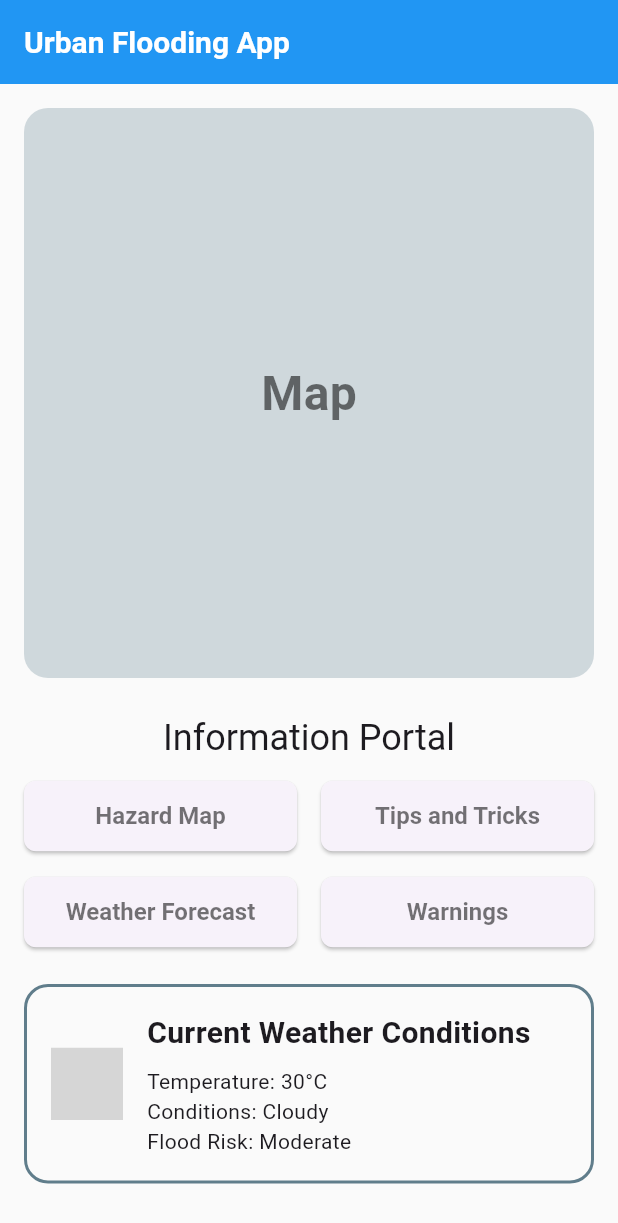
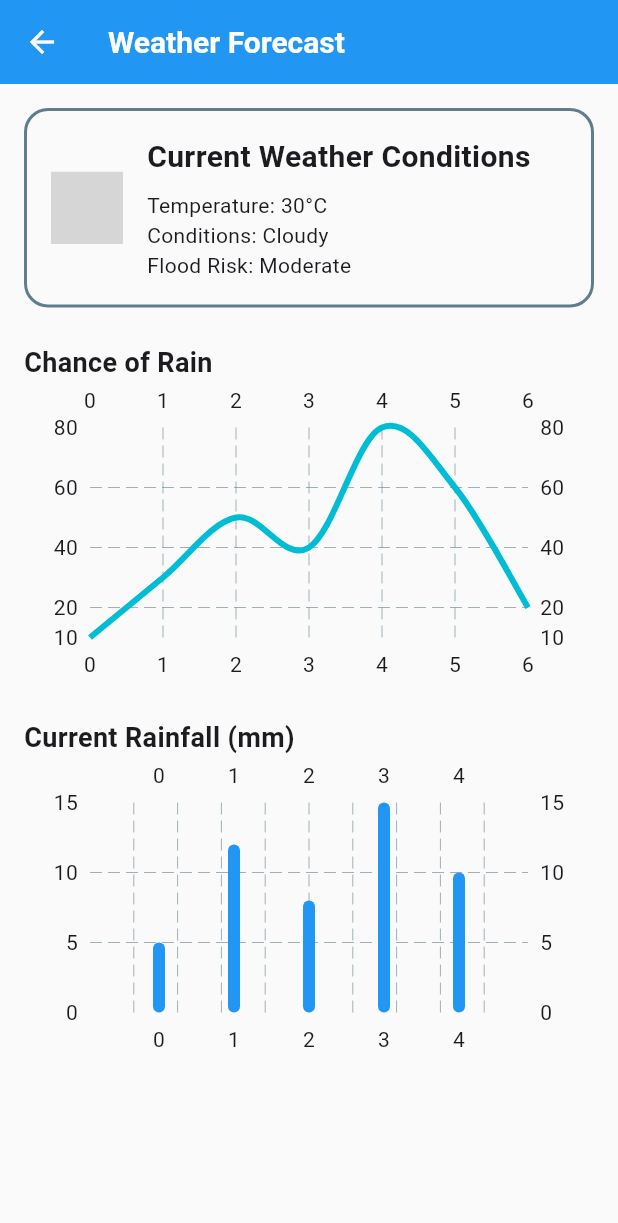
Before and after one commit to nharpa/urban_flooding, a Flutter app: the screen it shows after launch, after a tap on "Weather Forecast", on a phone screen of 412 x 824 dp. Shown: the top 1223 px of the screen. Run offline on Flutter 3.47's test engine with Material 3 defaults, Android fonts, the phone set to English and light mode, and no system bars; drawn by our look-alikes of fl_chart; our stand-ins replace flutter_svg; grey boxes are pictures that could not be loaded.

Commit message:
Wireframe of weather forecast page

```diff
--- a/lib/pages/homepage.dart
+++ b/lib/pages/homepage.dart
@@ -2,6 +2,7 @@ import 'package:flutter/material.dart';
 import 'package:urban_flooding/widgets/home_page_button.dart';
 import 'package:urban_flooding/pages/tipsandtricks.dart';
 import 'package:urban_flooding/widgets/weather_card.dart';
+import 'package:urban_flooding/pages/weatherforcast.dart';
 
 class Homepage extends StatelessWidget {
   const Homepage({super.key});
@@ -65,7 +66,14 @@ class Homepage extends StatelessWidget {
             Expanded(
               child: HomePageButton(
                 buttonText: "Weather Forecast",
-                onPressed: () {},
+                onPressed: () {
+                  Navigator.push(
+                    context,
+                    MaterialPageRoute(
+                      builder: (context) => const WeatherForecastPage(),
+                    ),
+                  );
+                },
               ),
             ),
             const SizedBox(width: 16),
--- /dev/null
+++ b/lib/pages/weatherforcast.dart
@@ -0,0 +1,91 @@
+import 'package:flutter/material.dart';
+import 'package:urban_flooding/widgets/weather_card.dart';
+import 'package:fl_chart/fl_chart.dart';
+
+class WeatherForecastPage extends StatelessWidget {
+  const WeatherForecastPage({super.key});
+
+  @override
+  Widget build(BuildContext context) {
+    return Scaffold(
+      appBar: AppBar(title: const Text('Weather Forecast')),
+      body: SingleChildScrollView(
+        padding: const EdgeInsets.all(16.0),
+        child: Column(
+          crossAxisAlignment: CrossAxisAlignment.stretch,
+          children: [
+            const WeatherCard(),
+            const SizedBox(height: 24),
+            const Text(
+              'Chance of Rain',
+              style: TextStyle(fontSize: 18, fontWeight: FontWeight.bold),
+            ),
+            SizedBox(
+              height: 200,
+              child: LineChart(
+                LineChartData(
+                  lineBarsData: [
+                    LineChartBarData(
+                      spots: [
+                        FlSpot(0, 10),
+                        FlSpot(1, 30),
+                        FlSpot(2, 50),
+                        FlSpot(3, 40),
+                        FlSpot(4, 80),
+                        FlSpot(5, 60),
+                        FlSpot(6, 20),
+                      ],
+                      isCurved: true,
+                      barWidth: 4,
+                      dotData: FlDotData(show: false),
+                    ),
+                  ],
+                  titlesData: FlTitlesData(show: true),
+                  gridData: FlGridData(show: true),
+                  borderData: FlBorderData(show: false),
+                ),
+              ),
+            ),
+            const SizedBox(height: 24),
+            const Text(
+              'Current Rainfall (mm)',
+              style: TextStyle(fontSize: 18, fontWeight: FontWeight.bold),
+            ),
+            SizedBox(
+              height: 200,
+              child: BarChart(
+                BarChartData(
+                  barGroups: [
+                    BarChartGroupData(
+                      x: 0,
+                      barRods: [BarChartRodData(toY: 5, color: Colors.blue)],
+                    ),
+                    BarChartGroupData(
+                      x: 1,
+                      barRods: [BarChartRodData(toY: 12, color: Colors.blue)],
+                    ),
+                    BarChartGroupData(
+                      x: 2,
+                      barRods: [BarChartRodData(toY: 8, color: Colors.blue)],
+                    ),
+                    BarChartGroupData(
+                      x: 3,
+                      barRods: [BarChartRodData(toY: 15, color: Colors.blue)],
+                    ),
+                    BarChartGroupData(
+                      x: 4,
+                      barRods: [BarChartRodData(toY: 10, color: Colors.blue)],
+                    ),
+                  ],
+                  titlesData: FlTitlesData(show: true),
+                  gridData: FlGridData(show: true),
+                  borderData: FlBorderData(show: false),
+                ),
+              ),
+            ),
+          ],
+        ),
+      ),
+    );
+  }
+}
--- a/pubspec.yaml
+++ b/pubspec.yaml
@@ -12,6 +12,7 @@ dependencies:
   english_words: ^4.0.0
   provider: ^6.1.5
   flutter_svg: ^2.2.0
+  fl_chart: ^0.66.0
 
 dev_dependencies:
   flutter_test:
```
Also changed, not shown: pubspec.lock.
